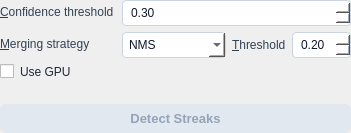
Above: src/startrails/ui/step_detect_streaks.ui from gkyle/startrails before the change. Below: the same form after it.
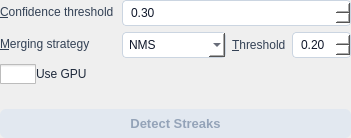
That is the form after the change. Icons and pictures are not drawn.

Diff of the .ui file:
```diff
--- a/src/startrails/ui/step_detect_streaks.ui
+++ b/src/startrails/ui/step_detect_streaks.ui
@@ -161,6 +161,12 @@
      <property name="text">
       <string>Use GPU</string>
      </property>
+     <property name="styleSheet">
+      <string notr="true">QCheckBox#useGPU { spacing: 0px; }
+    QCheckBox#useGPU::indicator { width: 36px; height: 20px; }
+    QCheckBox#useGPU::indicator:unchecked { image: url(:/startrails/ui/switch_off.png); }
+    QCheckBox#useGPU::indicator:checked { image: url(:/startrails/ui/switch_on.png); }</string>
+     </property>
     </widget>
    </item>
    <item>
```
Left out of the diff: 4 changed lines with no effect on the pictures.
